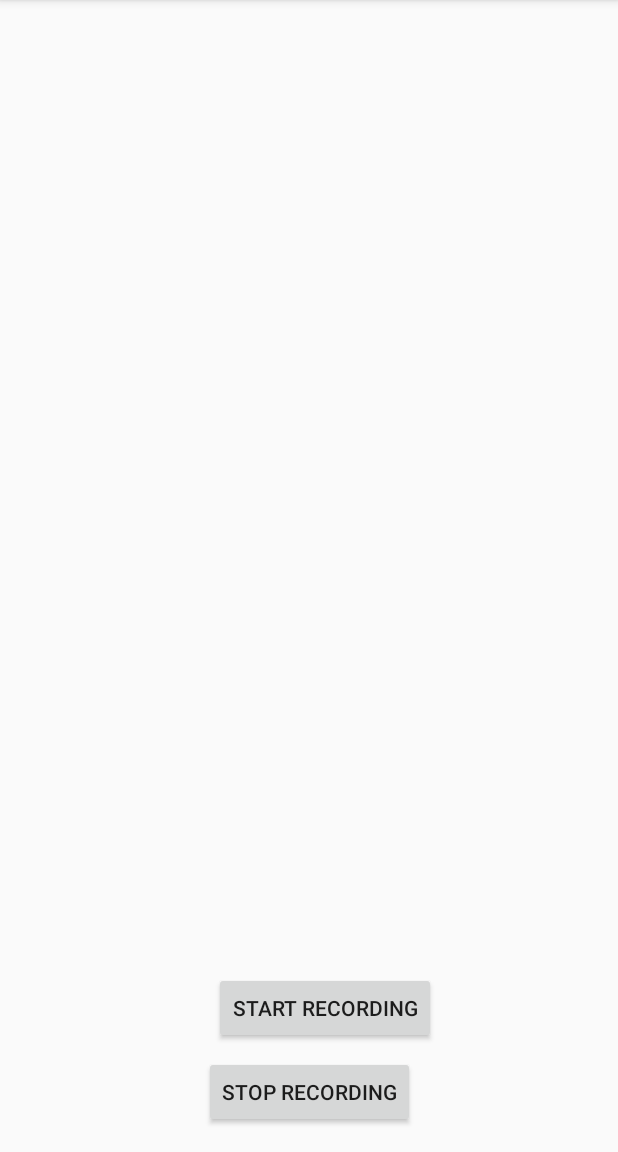
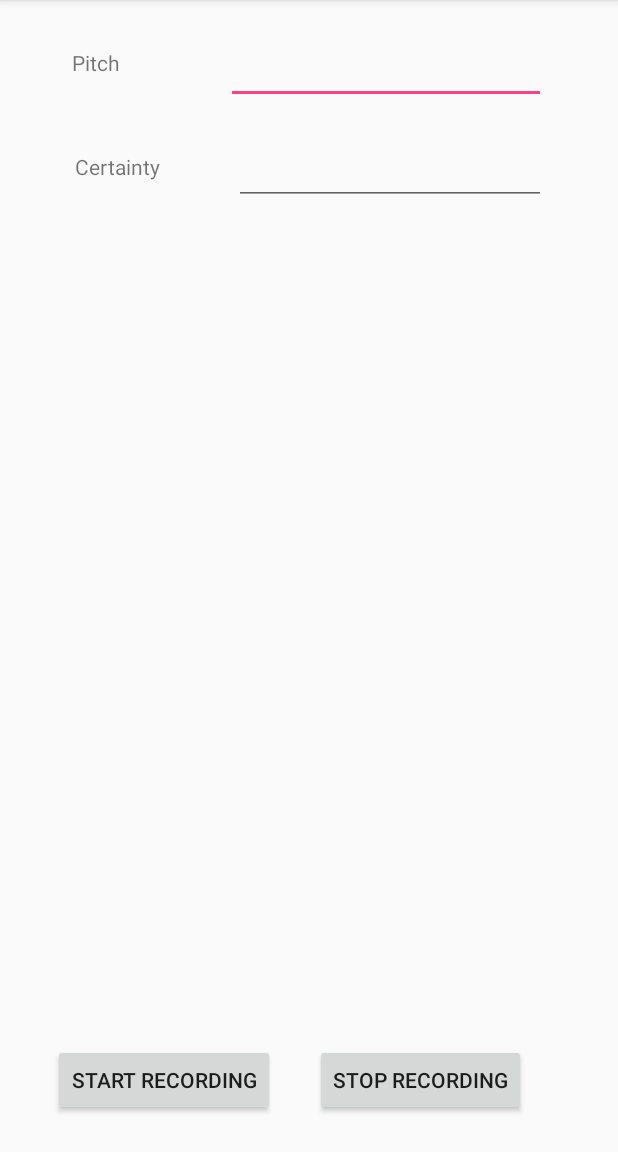
Before and after one commit to torebre/MicrophoneInput, an Android app: the screen it shows after launch (MainActivity), on a phone screen of 412 x 824 dp, the part 84-1236 px from its top. Run offline under Robolectric (Android 15) with nearby library versions, the light colour scheme and no system bars; 4 statements that could not run were skipped.

Commit message:
Adding two labels to display pitch and confidence

```diff
--- a/app/src/main/res/layout/activity_main.xml
+++ b/app/src/main/res/layout/activity_main.xml
@@ -14,7 +14,8 @@
         android:layout_marginBottom="8dp"
         app:layout_constraintBottom_toBottomOf="parent"
         app:layout_constraintTop_toTopOf="parent"
-        tools:layout_editor_absoluteX="8dp">
+        app:layout_constraintVertical_bias="0.0"
+        tools:layout_editor_absoluteX="-214dp">
 
         <Button
             android:id="@+id/btnStart"
@@ -22,11 +23,11 @@
             android:layout_height="wrap_content"
             android:layout_marginStart="8dp"
             android:layout_marginEnd="8dp"
-            android:layout_marginBottom="8dp"
+            android:layout_marginBottom="16dp"
             android:text="Start recording"
-            app:layout_constraintBottom_toTopOf="@+id/btnStop"
-            app:layout_constraintEnd_toEndOf="parent"
-            app:layout_constraintHorizontal_bias="0.544"
+            app:layout_constraintBottom_toBottomOf="parent"
+            app:layout_constraintEnd_toStartOf="@+id/btnStop"
+            app:layout_constraintHorizontal_bias="0.595"
             app:layout_constraintStart_toStartOf="parent" />
 
         <Button
@@ -35,11 +36,57 @@
             android:layout_height="wrap_content"
             android:layout_marginStart="8dp"
             android:layout_marginEnd="8dp"
-            android:layout_marginBottom="8dp"
+            android:layout_marginBottom="16dp"
             android:text="Stop recording"
             app:layout_constraintBottom_toBottomOf="parent"
             app:layout_constraintEnd_toEndOf="parent"
+            app:layout_constraintHorizontal_bias="0.792"
             app:layout_constraintStart_toStartOf="parent" />
+
+        <TextView
+            android:id="@+id/textView"
+            android:layout_width="wrap_content"
+            android:layout_height="wrap_content"
+            android:layout_marginStart="48dp"
+            android:layout_marginTop="8dp"
+            android:text="Pitch"
+            app:layout_constraintStart_toStartOf="parent"
+            app:layout_constraintTop_toTopOf="@+id/txtPitch" />
+
+        <TextView
+            android:id="@+id/textView2"
+            android:layout_width="wrap_content"
+            android:layout_height="wrap_content"
+            android:layout_marginStart="8dp"
+            android:layout_marginTop="8dp"
+            android:layout_marginEnd="8dp"
+            android:text="Certainty"
+            app:layout_constraintEnd_toStartOf="@+id/txtCertainty"
+            app:layout_constraintStart_toStartOf="parent"
+            app:layout_constraintTop_toTopOf="@+id/txtCertainty" />
+
+        <EditText
+            android:id="@+id/txtPitch"
+            android:layout_width="wrap_content"
+            android:layout_height="wrap_content"
+            android:layout_marginTop="16dp"
+            android:layout_marginEnd="48dp"
+            android:ems="10"
+            android:inputType="numberDecimal"
+            app:layout_constraintEnd_toEndOf="parent"
+            app:layout_constraintTop_toTopOf="parent"
+            android:importantForAutofill="no" />
+
+        <EditText
+            android:id="@+id/txtCertainty"
+            android:layout_width="208dp"
+            android:layout_height="43dp"
+            android:layout_marginTop="24dp"
+            android:layout_marginEnd="48dp"
+            android:ems="10"
+            android:inputType="numberDecimal"
+            app:layout_constraintEnd_toEndOf="parent"
+            app:layout_constraintTop_toBottomOf="@+id/txtPitch" />
     </android.support.constraint.ConstraintLayout>
 
 </android.support.constraint.ConstraintLayout>
```
Also changed, not shown: app/src/main/java/com/kjipo/microphoneinput/MainActivity.kt (+45 -27 lines).
